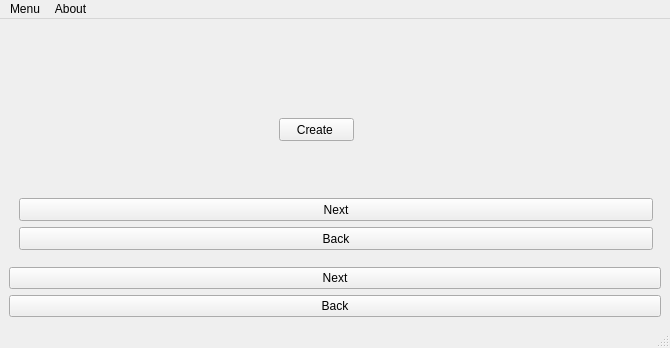
First picture: the form in sfo.ui, repository Abir-Tx/StudyFolderOrganizer-GUI, before the edit.
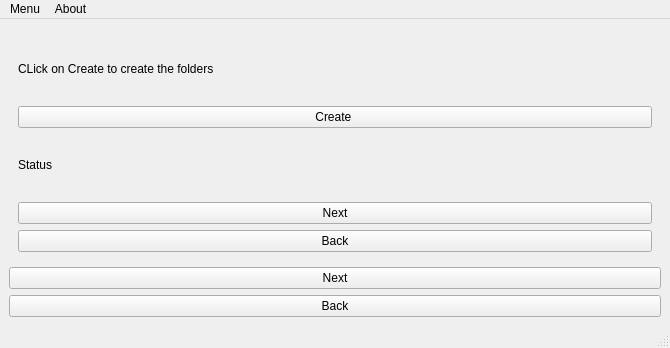
Second picture: the form after the edit.

Commit message: Add vertical layout to ui & user feedback on folder creation

```diff
--- a/sfo.ui
+++ b/sfo.ui
@@ -213,45 +213,43 @@
       </widget>
       <widget class="QWidget" name="labfoldername"/>
       <widget class="QWidget" name="createlabfolder">
+       <layout class="QVBoxLayout" name="verticalLayout_7">
+        <item>
+         <widget class="QLabel" name="createinfo">
+          <property name="text">
+           <string>CLick on Create to create the folders</string>
+          </property>
+         </widget>
+        </item>
+        <item>
        <widget class="QPushButton" name="createLabs">
-        <property name="geometry">
-         <rect>
-          <x>270</x>
-          <y>90</y>
-          <width>75</width>
-          <height>23</height>
-         </rect>
-        </property>
         <property name="text">
          <string>Create </string>
         </property>
        </widget>
-       <widget class="QPushButton" name="back_5">
-        <property name="geometry">
-         <rect>
-          <x>10</x>
-          <y>199</y>
-          <width>634</width>
-          <height>23</height>
-         </rect>
-        </property>
+        </item>
+        <item>
+         <widget class="QLabel" name="successornot">
         <property name="text">
-         <string>Back</string>
-        </property>
-       </widget>
+           <string>Status</string>
+          </property>
+         </widget>
+        </item>
+        <item>
        <widget class="QPushButton" name="next_5">
-        <property name="geometry">
-         <rect>
-          <x>10</x>
-          <y>170</y>
-          <width>634</width>
-          <height>23</height>
-         </rect>
-        </property>
         <property name="text">
          <string>Next</string>
         </property>
        </widget>
+        </item>
+        <item>
+         <widget class="QPushButton" name="back_5">
+          <property name="text">
+           <string>Back</string>
+          </property>
+         </widget>
+        </item>
+       </layout>
       </widget>
      </widget>
     </item>
```
Lines whose indentation alone changed are shown as unchanged. The commit also changes 3 other files.
